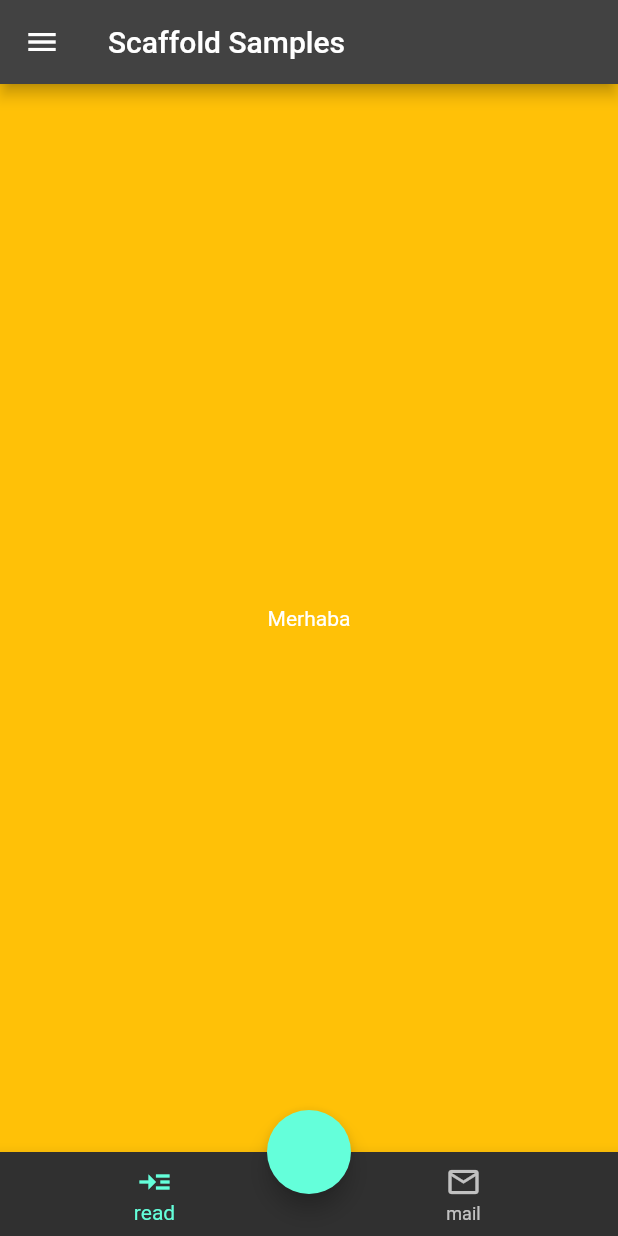
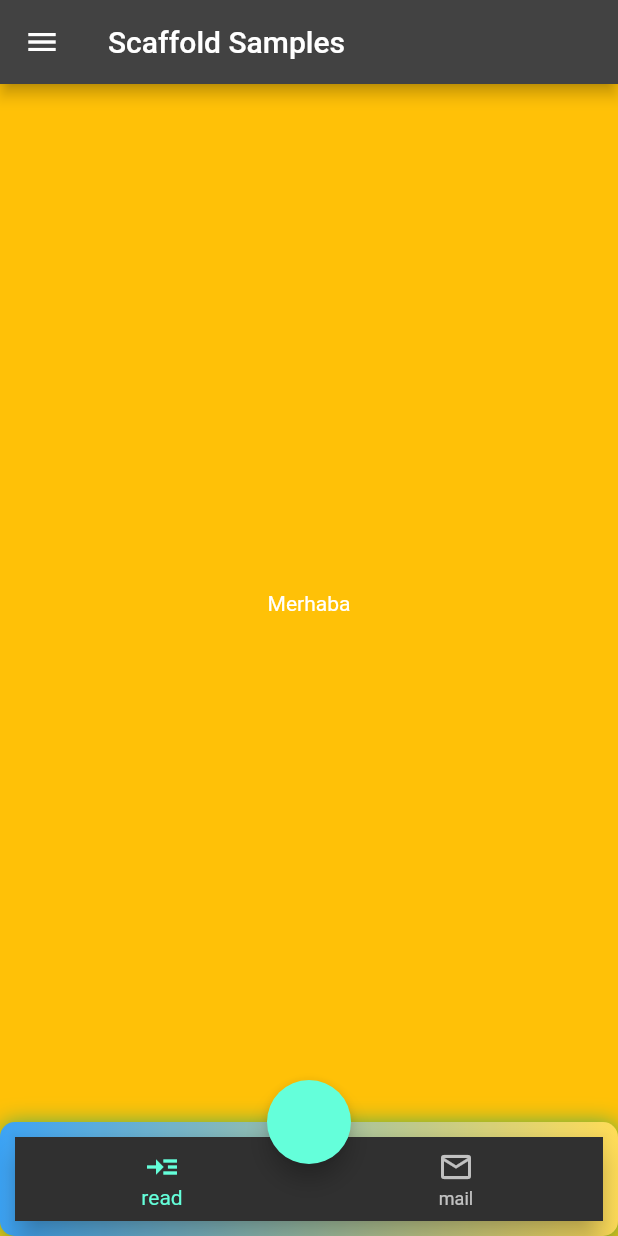
Before and after one commit to erdemgocen44/Flutter-Learn, a Flutter app: the screen it shows after launch, on a phone screen of 412 x 824 dp. Run offline on Flutter 3.47's test engine with Material 2 defaults, Android fonts, the phone set to English and light mode, and no system bars.

Commit message:
scaffold ok

```diff
--- a/lib/101/scaffold_learn.dart
+++ b/lib/101/scaffold_learn.dart
@@ -1,4 +1,5 @@
 import 'package:flutter/material.dart';
+import 'package:flutter_learn/101/container_sized_box_learn.dart';
 
 class ScaffoldLearnView extends StatelessWidget {
   const ScaffoldLearnView({Key? key}) : super(key: key);
@@ -11,12 +12,21 @@ class ScaffoldLearnView extends StatelessWidget {
         title: Text("Scaffold Samples"),
       ),
       body: const Center(child: Text("Merhaba")),
-      bottomNavigationBar: BottomNavigationBar(items: const [
-        BottomNavigationBarItem(icon: Icon(Icons.read_more), label: "read"),
-        BottomNavigationBarItem(icon: Icon(Icons.mail_outline), label: "mail")
-      ]),
+      bottomNavigationBar: Container(
+        decoration: ProjectContainerDecoration(),
+        child: BottomNavigationBar(items: const [
+          BottomNavigationBarItem(icon: Icon(Icons.read_more), label: "read"),
+          BottomNavigationBarItem(icon: Icon(Icons.mail_outline), label: "mail")
+        ]),
+      ),
       floatingActionButton: FloatingActionButton(
-        onPressed: () {},
+        onPressed: () {
+          showModalBottomSheet(
+              context: context,
+              builder: (context) => Container(
+                    height: 200,
+                  ));
+        },
       ),
       floatingActionButtonLocation: FloatingActionButtonLocation.centerDocked,
       drawer: const Drawer(),
```
